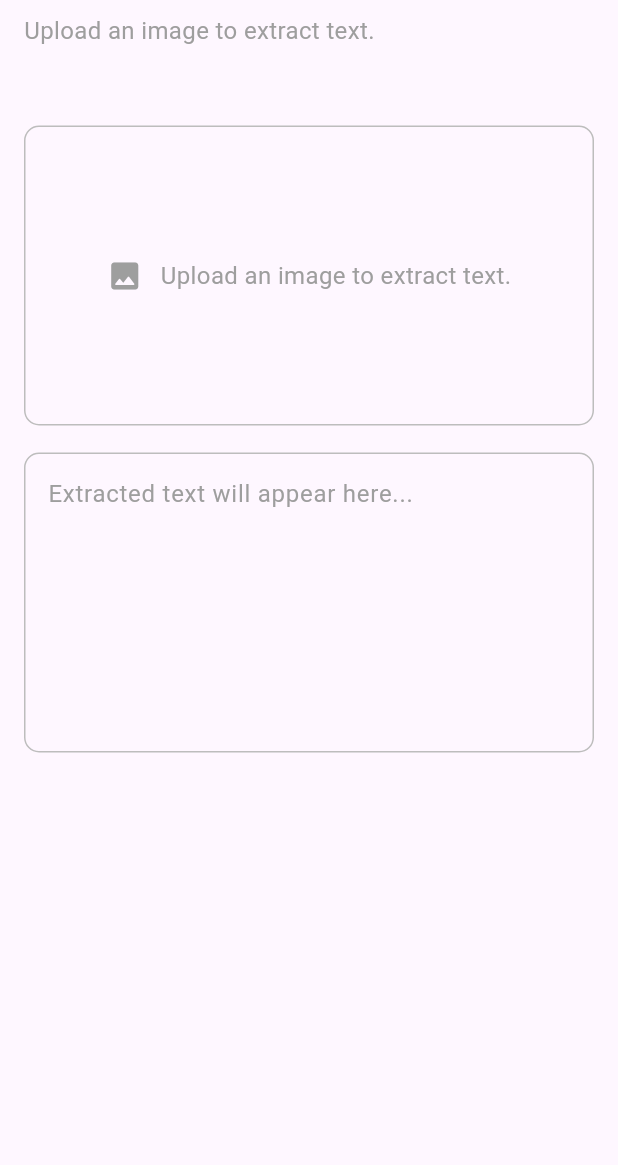
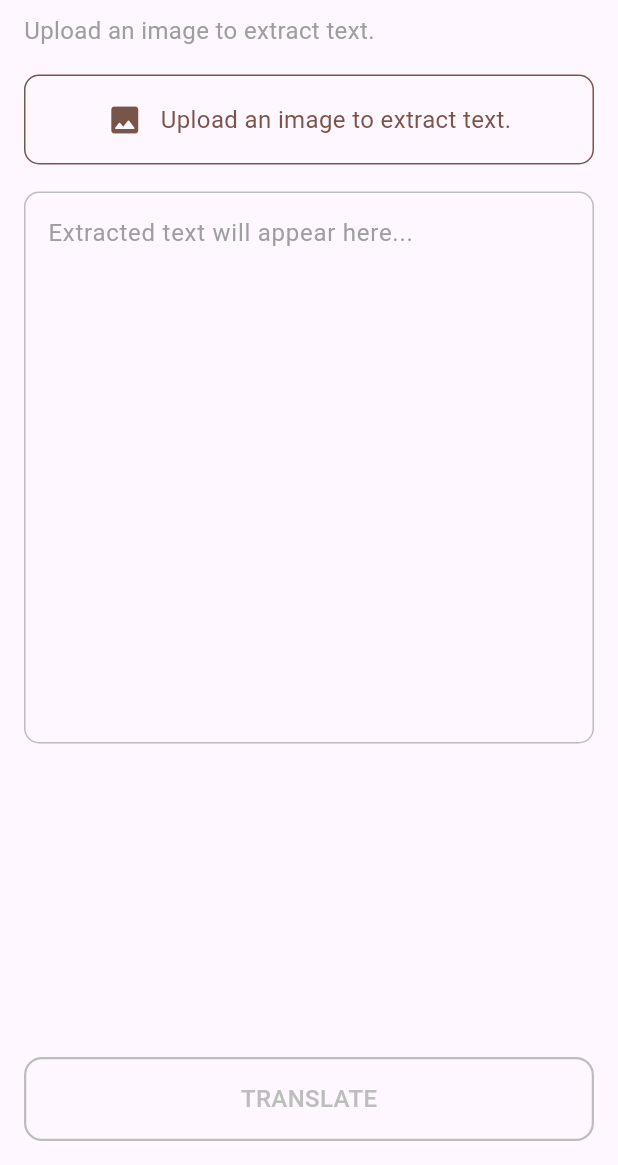
Before and after one commit to AhmadMahdaly/Image2Text, a Flutter app: the screen it shows after launch, on a phone screen of 412 x 824 dp, the part 71-1236 px from its top. Run offline on Flutter 3.47's test engine with Material 3 defaults, Android fonts, the phone set to English and light mode, and no system bars; drawn by our look-alikes of modal_progress_hud_nsn; our stand-ins replace bloc, flutter_bloc, image_picker, permission_handler; missing offline and left inert: google_mlkit_text_recognition, translator.

Commit message:
Add translation feature: Add CustomButton widget and integrate translation feature in RecognitionExtractedText

```diff
--- a/lib/features/recognition_text/view/recognition_text_view.dart
+++ b/lib/features/recognition_text/view/recognition_text_view.dart
@@ -66,9 +66,8 @@ class _RecognitionTextScreenState extends State<RecognitionTextScreen> {
               spacing: 18,
               children: [
                 RecognitionTitle(),
-                SizedBox(height: 16),
                 RecognitionPickImage(),
-                RecognitionExtractedText(),
+                Expanded(child: RecognitionExtractedText()),
               ],
             ),
           ),
--- /dev/null
+++ b/lib/features/recognition_text/widgets/custom_button.dart
@@ -0,0 +1,64 @@
+import 'package:flutter/material.dart';
+
+class CustomButton extends StatelessWidget {
+  const CustomButton({
+    required this.text,
+    this.isActive = true,
+    this.onTap,
+    super.key,
+  });
+
+  final String text;
+  final bool isActive;
+  final void Function()? onTap;
+  @override
+  Widget build(BuildContext context) {
+    return isActive
+        ? InkWell(
+          onTap: onTap,
+          child: Container(
+            alignment: Alignment.center,
+            width: double.infinity,
+            height: 56,
+            decoration: ShapeDecoration(
+              color: Colors.brown,
+              shape: RoundedRectangleBorder(
+                borderRadius: BorderRadius.circular(12),
+              ),
+            ),
+            child: Text(
+              text,
+              style: const TextStyle(
+                color: Colors.white,
+                fontSize: 16,
+                fontWeight: FontWeight.w800,
+              ),
+            ),
+          ),
+        )
+        : InkWell(
+          child: Container(
+            alignment: Alignment.center,
+            width: double.infinity,
+            height: 56,
+            decoration: ShapeDecoration(
+              shape: RoundedRectangleBorder(
+                side: BorderSide(
+                  color: Colors.grey[400] ?? Colors.grey,
+                  width: 1.5,
+                ),
+                borderRadius: BorderRadius.circular(12),
+              ),
+            ),
+            child: Text(
+              text,
+              style: TextStyle(
+                color: Colors.grey[400] ?? Colors.grey,
+                fontSize: 16,
+                fontWeight: FontWeight.w500,
+              ),
+            ),
+          ),
+        );
+  }
+}
--- a/lib/features/recognition_text/widgets/recognition_pick_image.dart
+++ b/lib/features/recognition_text/widgets/recognition_pick_image.dart
@@ -14,27 +14,24 @@ class RecognitionPickImage extends StatelessWidget {
           onTap: cubit.pickImage,
           child: Container(
             width: double.infinity,
-            height: 200,
+            height: 60,
             decoration: BoxDecoration(
               borderRadius: BorderRadius.circular(10),
-              border: Border.all(color: Colors.grey[400] ?? Colors.grey),
+              border: Border.all(color: Colors.brown),
             ),
             child:
                 cubit.imageFile != null
                     ? Image.file(cubit.imageFile!, fit: BoxFit.cover)
-                    : Padding(
-                      padding: const EdgeInsets.symmetric(horizontal: 12),
+                    : const Padding(
+                      padding: EdgeInsets.symmetric(horizontal: 12),
                       child: Row(
                         spacing: 12,
                         mainAxisAlignment: MainAxisAlignment.center,
                         children: [
-                          Icon(
-                            Icons.image_rounded,
-                            color: Colors.grey[500] ?? Colors.grey,
-                          ),
-                          const Text(
+                          Icon(Icons.image_rounded, color: Colors.brown),
+                          Text(
                             'Upload an image to extract text.',
-                            style: TextStyle(fontSize: 16, color: Colors.grey),
+                            style: TextStyle(fontSize: 16, color: Colors.brown),
                           ),
                         ],
                       ),
--- a/lib/main.dart
+++ b/lib/main.dart
@@ -1,6 +1,6 @@
 import 'package:flutter/material.dart';
+import 'package:image2text/features/recognition_text/services/permission_handle/request_camera_permission.dart';
 import 'package:image2text/my_app.dart';
-import 'package:image2text/features/recognition_text/services/permission_handle/request_camera_permission.dart';
 
 void main() async {
   WidgetsFlutterBinding.ensureInitialized();
--- a/lib/my_app.dart
+++ b/lib/my_app.dart
@@ -9,7 +9,10 @@ class MyApp extends StatelessWidget {
   Widget build(BuildContext context) {
     return BlocProvider<RecognitionTextCubit>(
       create: (context) => RecognitionTextCubit(),
-      child: const MaterialApp(home: RecognitionTextScreen()),
+      child: const MaterialApp(
+        debugShowCheckedModeBanner: false,
+        home: RecognitionTextScreen(),
+      ),
     );
   }
 }
--- a/pubspec.yaml
+++ b/pubspec.yaml
@@ -16,6 +16,7 @@ dependencies:
   permission_handler: ^12.0.0+1
   very_good_analysis: ^7.0.0
   modal_progress_hud_nsn: ^0.5.1
+  translator: ^1.0.3+1
 
 
 dev_dependencies:
```
Also changed, not shown: lib/features/recognition_text/widgets/recognition_extracted_text.dart (+105 -3 lines), pubspec.lock.
